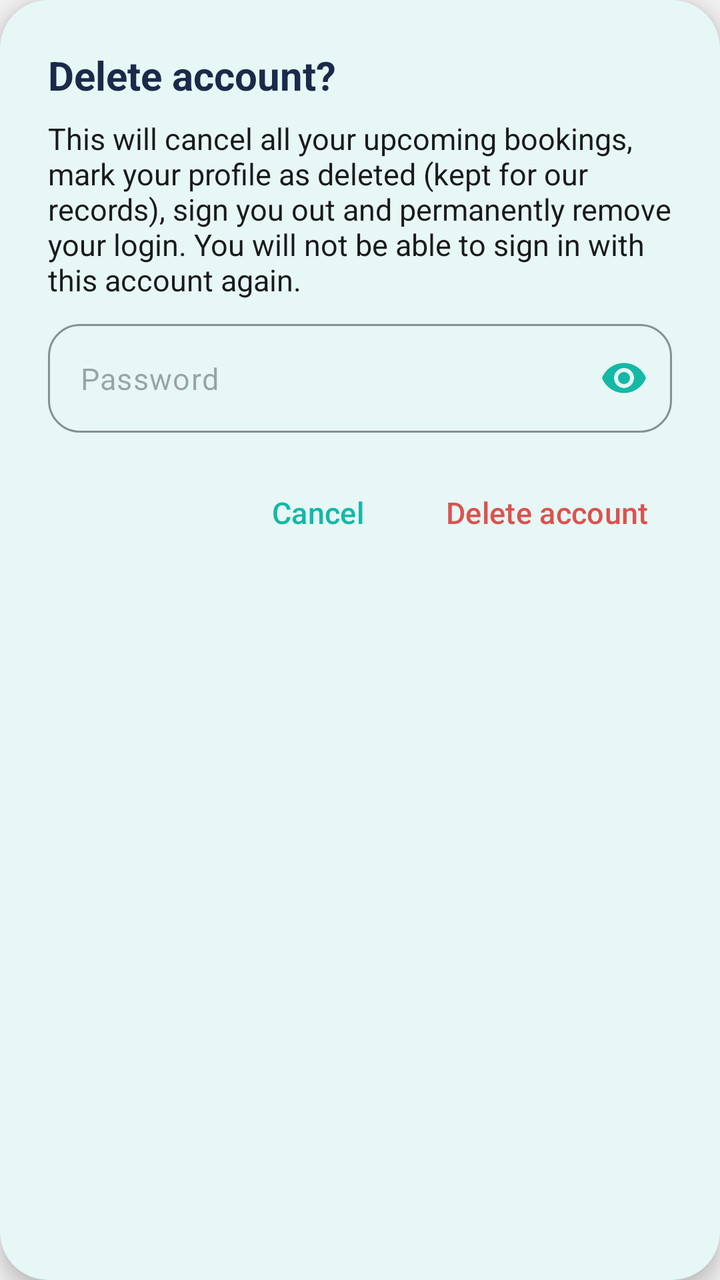
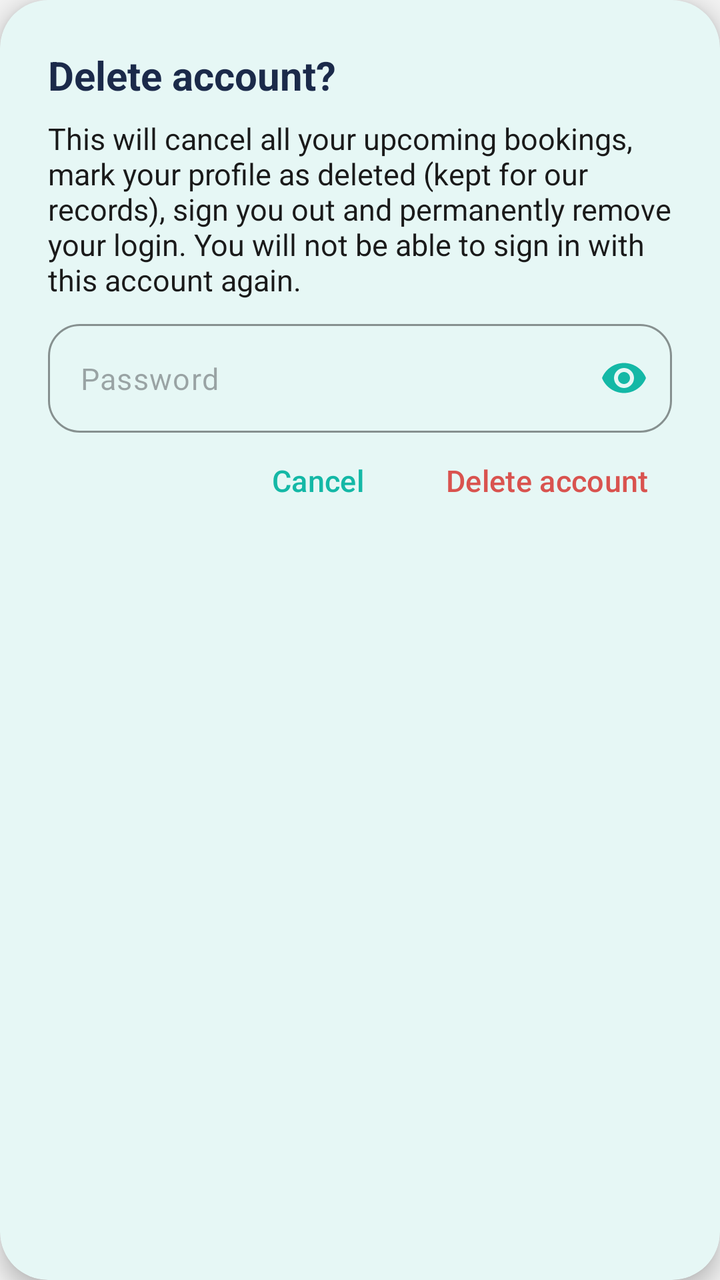

Compare the two renders of this Android layout. The source of the first and the diff that turns it into the second are given below.
<!-- AndroidManifest.xml: application theme Theme.HairGo -->
<!-- res/layout/dialog_delete_account.xml -->
<?xml version="1.0" encoding="utf-8"?>
<com.google.android.material.card.MaterialCardView
    xmlns:android="http://schemas.android.com/apk/res/android"
    xmlns:app="http://schemas.android.com/apk/res-auto"
    android:layout_width="match_parent"
    android:layout_height="wrap_content"
    android:layout_marginStart="20dp"
    android:layout_marginEnd="20dp"
    app:cardBackgroundColor="@color/surface"
    app:cardCornerRadius="24dp"
    app:cardElevation="6dp"
    app:strokeWidth="0dp">

    <LinearLayout
        android:layout_width="match_parent"
        android:layout_height="wrap_content"
        android:minWidth="280dp"
        android:orientation="vertical"
        android:paddingStart="24dp"
        android:paddingTop="24dp"
        android:paddingEnd="24dp"
        android:paddingBottom="16dp">

        <TextView
            android:id="@+id/tvDeleteAccountTitle"
            android:layout_width="match_parent"
            android:layout_height="wrap_content"
            android:layout_marginBottom="8dp"
            android:text="@string/delete_account_title"
            android:textColor="@color/navy"
            android:textSize="20sp"
            android:textStyle="bold" />

        <TextView
            android:id="@+id/tvDeleteAccountMessage"
            android:layout_width="match_parent"
            android:layout_height="wrap_content"
            android:text="@string/delete_account_message"
            android:textColor="@color/text_primary"
            android:textSize="15sp" />

        <com.google.android.material.textfield.TextInputLayout
            android:id="@+id/tilDeletePassword"
            style="@style/Widget.Material3.TextInputLayout.OutlinedBox"
            android:layout_width="match_parent"
            android:layout_height="wrap_content"
            android:layout_marginTop="12dp"
            android:layout_marginBottom="16dp"
            app:boxCornerRadiusBottomEnd="16dp"
            app:boxCornerRadiusBottomStart="16dp"
            app:boxCornerRadiusTopEnd="16dp"
            app:boxCornerRadiusTopStart="16dp"
            app:boxStrokeColor="@color/teal"
            app:endIconMode="password_toggle"
            app:endIconTint="@color/teal"
            app:hintEnabled="false">

            <com.google.android.material.textfield.TextInputEditText
                android:id="@+id/etDeletePassword"
                android:layout_width="match_parent"
                android:layout_height="wrap_content"
                android:hint="@string/hint_password"
                android:importantForAutofill="no"
                android:inputType="textPassword"
                android:textColor="@color/text_primary"
                android:textSize="15sp" />
        </com.google.android.material.textfield.TextInputLayout>

        <LinearLayout
            android:layout_width="match_parent"
            android:layout_height="wrap_content"
            android:gravity="end"
            android:orientation="horizontal">

            <com.google.android.material.button.MaterialButton
                android:id="@+id/btnDeleteCancel"
                style="@style/Widget.Material3.Button.TextButton"
                android:layout_width="wrap_content"
                android:layout_height="wrap_content"
                android:text="@string/cancel"
                android:textAllCaps="false"
                android:textColor="@color/teal"
                android:textSize="15sp" />

            <com.google.android.material.button.MaterialButton
                android:id="@+id/btnDeleteConfirm"
                style="@style/Widget.Material3.Button.TextButton"
                android:layout_width="wrap_content"
                android:layout_height="wrap_content"
                android:layout_marginStart="8dp"
                android:text="@string/btn_delete_account"
                android:textAllCaps="false"
                android:textColor="@color/error"
                android:textSize="15sp" />
        </LinearLayout>

    </LinearLayout>
</com.google.android.material.card.MaterialCardView>
<!-- resources referenced by this layout -->
<resources>
  <color name="error">#D9534F</color>
  <color name="navy">#1B2A4A</color>
  <color name="surface">#FFFFFF</color>
  <color name="teal">#14B8A6</color>
  <color name="text_primary">#1A1A1A</color>
  <string name="btn_delete_account">Delete account</string>
  <string name="cancel">Cancel</string>
  <string name="delete_account_message">This will cancel all your upcoming bookings, mark your profile as deleted (kept for our records), sign you out and permanently remove your login. You will not be able to sign in with this account again.</string>
  <string name="delete_account_title">Delete account?</string>
  <string name="hint_password">Password</string>
  <style name="Theme.HairGo" parent="Base.Theme.HairGo">
          <item name="snackbarStyle">@style/Widget.HairGo.Snackbar</item>
      </style>
  <style name="Base.Theme.HairGo" parent="Theme.Material3.DayNight.NoActionBar">
          <item name="colorPrimary">@color/teal</item>
          <item name="colorOnPrimary">@color/white</item>
          <item name="colorSurface">@color/surface</item>
          <item name="colorOnSurface">@color/text_primary</item>
          <item name="colorSurfaceVariant">@color/grey_light</item>
          <item name="colorOnSurfaceVariant">@color/text_primary</item>
          <item name="colorOutline">@color/grey_border</item>
          <item name="android:colorBackground">@color/grey_light</item>
      </style>
  <style name="Widget.HairGo.Snackbar" parent="Widget.Material3.Snackbar">
          <item name="backgroundTint">@color/navy</item>
          <item name="android:textColor">@color/white</item>
          <item name="shapeAppearanceOverlay">@style/ShapeAppearanceOverlay.HairGo_Snackbar</item>
      </style>
  <color name="white">#FFFFFF</color>
  <color name="grey_light">#F2F2F2</color>
  <color name="grey_border">#E0E0E0</color>
  <style name="ShapeAppearanceOverlay.HairGo_Snackbar" parent="">
          <item name="cornerFamily">rounded</item>
          <item name="cornerSize">16dp</item>
      </style>
</resources>

<!-- the commit's change to res/layout/dialog_delete_account.xml (unified diff, before → after) -->
@@ -45,7 +45,6 @@
             android:layout_width="match_parent"
             android:layout_height="wrap_content"
             android:layout_marginTop="12dp"
-            android:layout_marginBottom="16dp"
             app:boxCornerRadiusBottomEnd="16dp"
             app:boxCornerRadiusBottomStart="16dp"
             app:boxCornerRadiusTopEnd="16dp"
@@ -65,6 +64,17 @@
                 android:textColor="@color/text_primary"
                 android:textSize="15sp" />
         </com.google.android.material.textfield.TextInputLayout>
+
+        <TextView
+            android:id="@+id/tvDeletePasswordError"
+            android:layout_width="match_parent"
+            android:layout_height="wrap_content"
+            android:layout_marginTop="6dp"
+            android:layout_marginBottom="10dp"
+            android:text=""
+            android:textColor="@color/error"
+            android:textSize="13sp"
+            android:visibility="gone" />
 
         <LinearLayout
             android:layout_width="match_parent"
